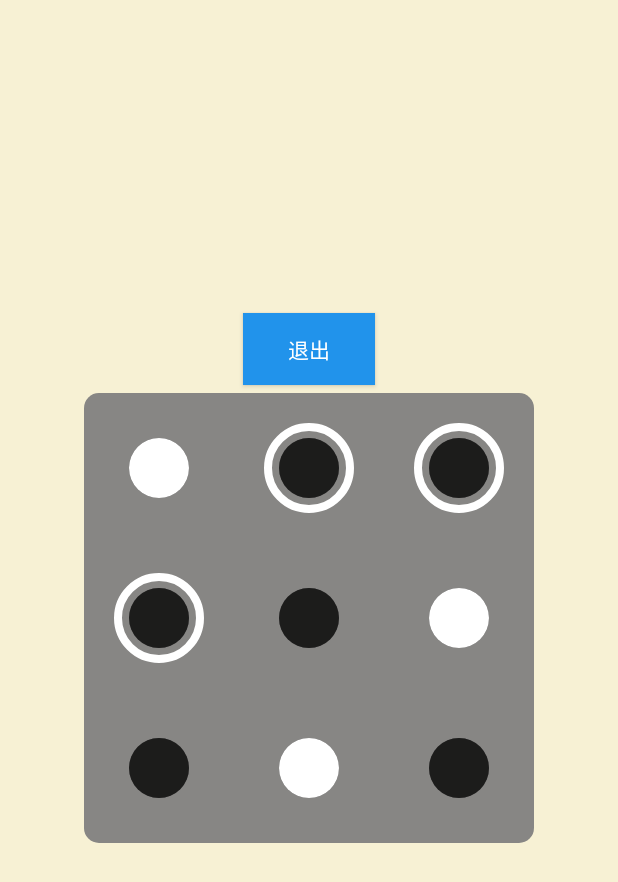
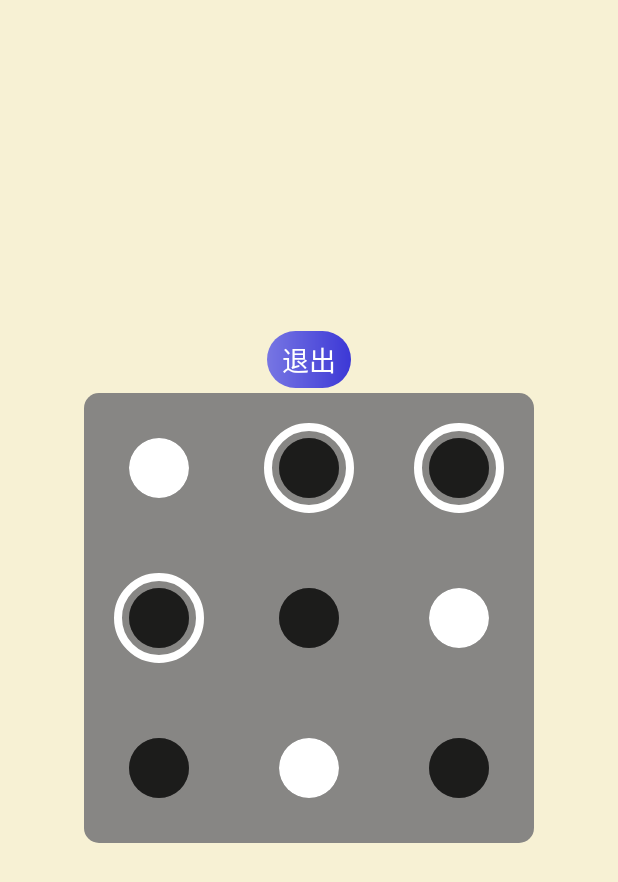
Before and after one commit to Asheone12/DotCraft, an Android app: the screen it shows after launch (MainActivity), on a phone screen of 412 x 824 dp. Shown: the top 882 px of the screen. Run offline under Robolectric (Android 15) with nearby library versions, the phone set to English and light mode, and no system bars.

Commit message:
1.退出按钮大小样式调整。 2.棋子滑动的判定范围增大

```diff
--- /dev/null
+++ b/app/src/main/res/drawable/bg_blue_gradient_common.xml
@@ -0,0 +1,6 @@
+<?xml version="1.0" encoding="utf-8"?>
+<shape xmlns:android="http://schemas.android.com/apk/res/android">
+    <gradient  android:startColor="#7776E3"
+        android:endColor="#3C38D6"/>
+    <corners android:radius="84dp"/>
+</shape>
--- a/app/src/main/res/layout/activity_main.xml
+++ b/app/src/main/res/layout/activity_main.xml
@@ -18,13 +18,16 @@
         app:layout_constraintLeft_toLeftOf="parent"
         app:layout_constraintRight_toRightOf="parent" />
 
-    <Button
+    <TextView
         android:id="@+id/back"
         android:layout_width="wrap_content"
         android:layout_height="wrap_content"
-        android:layout_marginBottom="5dp"
-        android:background="@color/bg_blue"
+        android:layout_marginBottom="3dp"
+        android:paddingVertical="5dp"
+        android:paddingHorizontal="10dp"
+        android:background="@drawable/bg_blue_gradient_common"
         android:text="@string/text_back"
+        android:textSize="18dp"
         android:textColor="@color/white"
         app:layout_constraintBottom_toTopOf="@+id/game_container"
         app:layout_constraintLeft_toLeftOf="parent"
```
Also changed, not shown: app/src/main/java/com/muen/dotcraft/MainActivity.java (+6 -5 lines).
